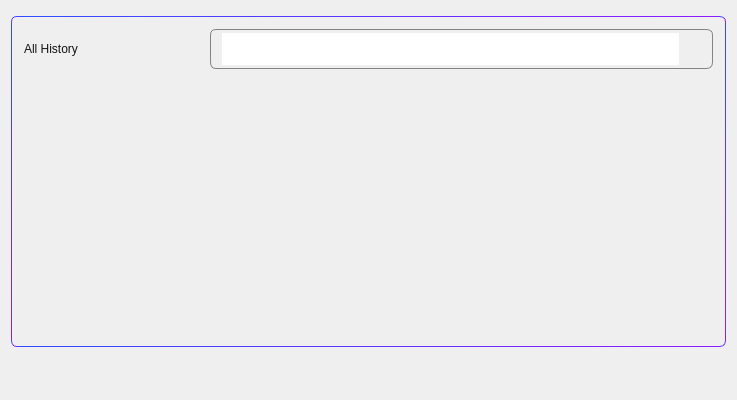
yechaoGitHub/AI, file widget/Setting/ChatBot/WHistoryPage.ui: the form before one commit.
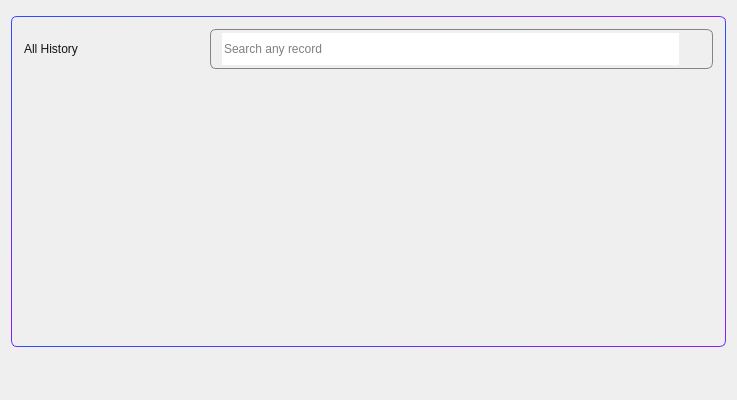
The form after the commit. Icons and pictures are not drawn. Custom widgets are drawn as their Qt base class.

Diff of the .ui file:
```diff
--- a/widget/Setting/ChatBot/WHistoryPage.ui
+++ b/widget/Setting/ChatBot/WHistoryPage.ui
@@ -202,6 +202,9 @@
                <height>32</height>
               </size>
              </property>
+             <property name="placeholderText">
+              <string>Search any record</string>
+             </property>
             </widget>
            </item>
            <item>
```
